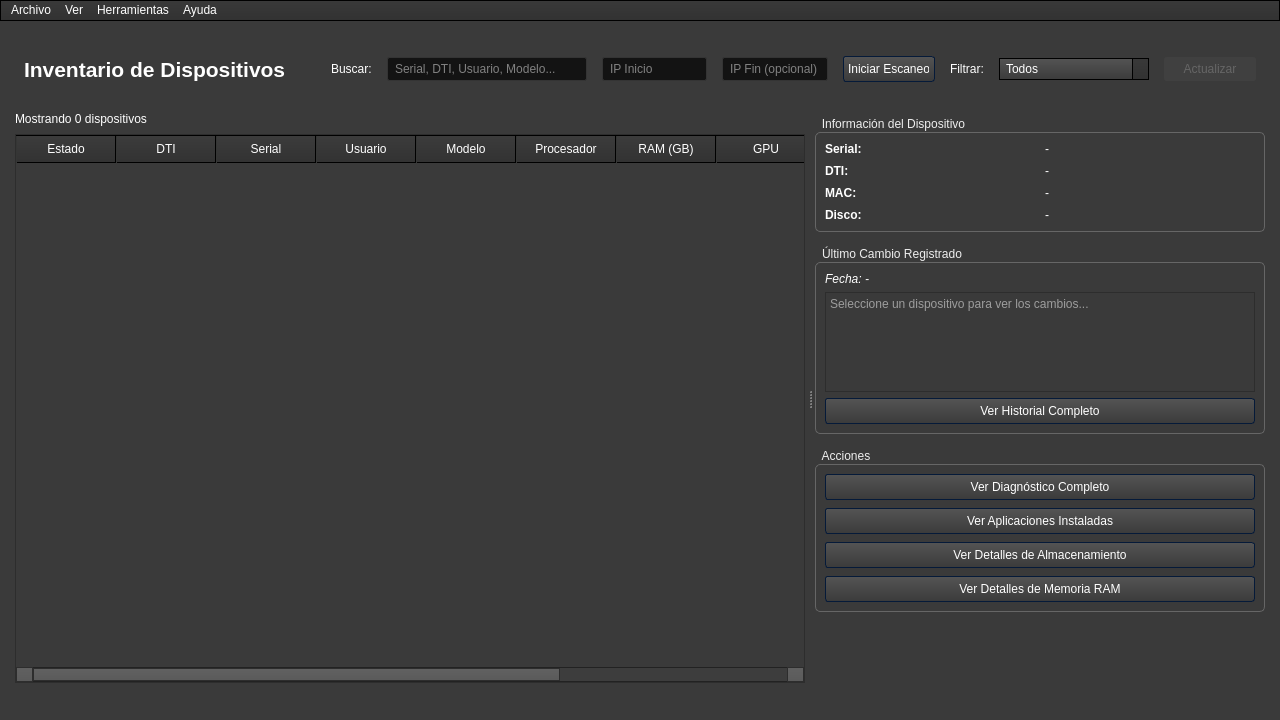
The window that src/ui/inventario.ui (Th3GaM3RCaT/specs-python) describes before a commit, drawn with Qt 5.
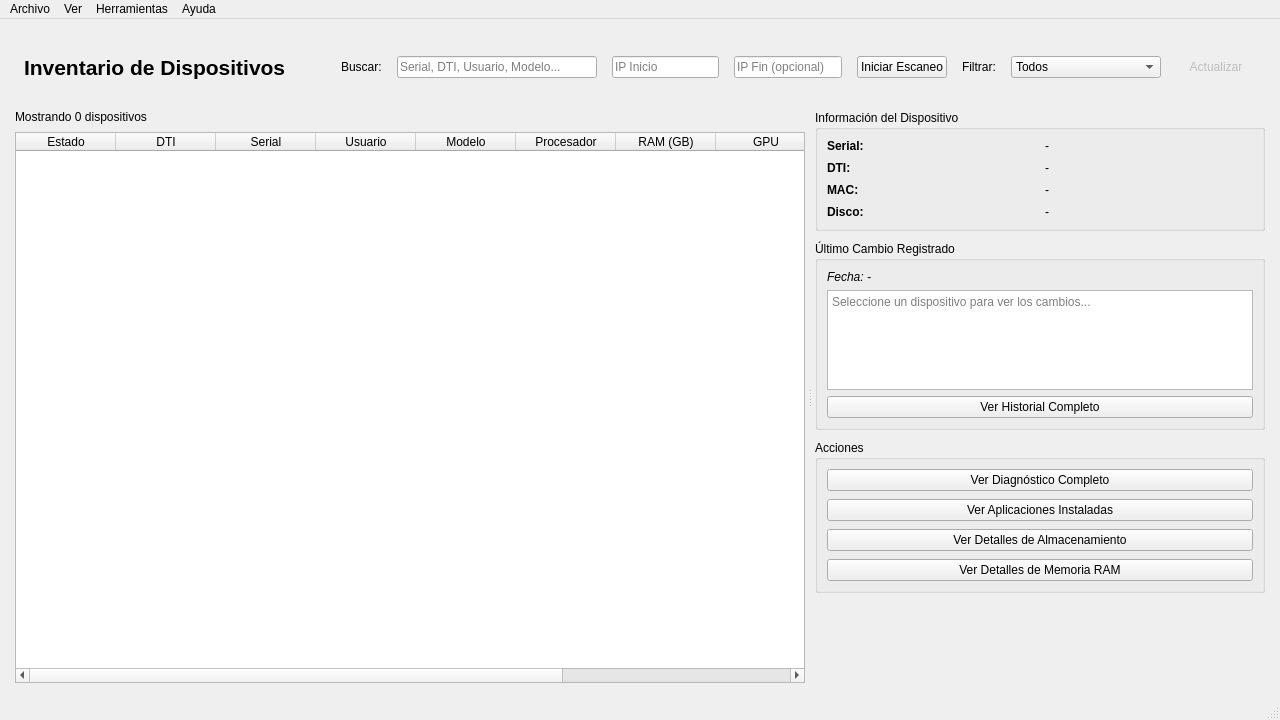
The same window after the commit. Icons and pictures are not drawn.

Patch:
```diff
--- a/src/ui/inventario.ui
+++ b/src/ui/inventario.ui
@@ -21,988 +21,7 @@
   </property>
   <property name="styleSheet">
    <string notr="true">
-   /*Copyright (c) DevSec Studio. All rights reserved.
-
-MIT License
-
-Permission is hereby granted, free of charge, to any person obtaining a copy
-of this software and associated documentation files (the &quot;Software&quot;), to deal
-in the Software without restriction, including without limitation the rights
-to use, copy, modify, merge, publish, distribute, sublicense, and/or sell
-copies of the Software, and to permit persons to whom the Software is
-furnished to do so, subject to the following conditions:
-
-The above copyright notice and this permission notice shall be included in all
-copies or substantial portions of the Software.
-
-THE SOFTWARE IS PROVIDED *AS IS*, WITHOUT WARRANTY OF ANY KIND, EXPRESS OR
-IMPLIED, INCLUDING BUT NOT LIMITED TO THE WARRANTIES OF MERCHANTABILITY,
-FITNESS FOR A PARTICULAR PURPOSE AND NONINFRINGEMENT. IN NO EVENT SHALL THE
-AUTHORS OR COPYRIGHT HOLDERS BE LIABLE FOR ANY CLAIM, DAMAGES OR OTHER
-LIABILITY, WHETHER IN AN ACTION OF CONTRACT, TORT OR OTHERWISE, ARISING FROM,
-OUT OF OR IN CONNECTION WITH THE SOFTWARE OR THE USE OR OTHER DEALINGS IN THE SOFTWARE.
-*/
-
-/*-----QWidget-----*/
-QWidget
-{
-	background-color: #3a3a3a;
-	color: #fff;
-	selection-background-color: #b78620;
-	selection-color: #000;
-
-}
-
-
-/*-----QLabel-----*/
-QLabel
-{
-	background-color: transparent;
-	color: #fff;
-
-}
-
-
-/*-----QMenuBar-----*/
-QMenuBar 
-{
-	background-color: qlineargradient(spread:repeat, x1:1, y1:0, x2:1, y2:1, stop:0 rgba(57, 57, 57, 255),stop:1 rgba(50, 50, 50, 255));
-	border: 1px solid #000;
-	color: #fff;
-
-}
-
-
-
-QMenuBar::item:selected 
-{
-	background-color: rgba(183, 134, 32, 20%);
-	border: 1px solid #b78620;
-	color: #fff;
-
-}
-
-
-QMenuBar::item:pressed 
-{
-	background-color: rgb(183, 134, 32);
-	border: 1px solid #b78620;
-	color: #fff;
-
-}
-
-
-/*-----QMenu-----*/
-QMenu
-{
-    background-color: qlineargradient(spread:repeat, x1:1, y1:0, x2:1, y2:1, stop:0 rgba(57, 57, 57, 255),stop:1 rgba(50, 50, 50, 255));
-    border: 1px solid #222;
-    padding: 4px;
-	color: #fff;
-
-}
-
-
-QMenu::item
-{
-    background-color: transparent;
-    padding: 2px 20px 2px 20px;
-
-}
-
-
-QMenu::separator
-{
-   	background-color: rgb(183, 134, 32);
-	height: 1px;
-
-}
-
-
-QMenu::item:disabled
-{
-    color: #555;
-    background-color: transparent;
-    padding: 2px 20px 2px 20px;
-
-}
-
-
-QMenu::item:selected
-{
-	background-color: rgba(183, 134, 32, 20%);
-	border: 1px solid #b78620;
-	color: #fff;
-
-}
-
-
-/*-----QToolBar-----*/
-QToolBar
-{
-	background-color: qlineargradient(spread:repeat, x1:1, y1:0, x2:1, y2:1, stop:0 rgba(69, 69, 69, 255),stop:1 rgba(58, 58, 58, 255));
-	border-top: none;
-	border-bottom: 1px solid #4f4f4f;
-	border-left: 1px solid #4f4f4f;
-	border-right: 1px solid #4f4f4f;
-
-}
-
-
-QToolBar::separator
-{
-	background-color: #2e2e2e;
-	width: 1px;
-
-}
-
-
-/*-----QToolButton-----*/
-QToolButton 
-{
-	background-color: transparent;
-	color: #fff;
-	padding: 5px;
-	padding-left: 8px;
-	padding-right: 8px;
-	margin-left: 1px;
-}
-
-
-QToolButton:hover
-{
-	background-color: rgba(183, 134, 32, 20%);
-	border: 1px solid #b78620;
-	color: #fff;
-	
-}
-
-
-QToolButton:pressed
-{
-	background-color: qlineargradient(spread:repeat, x1:1, y1:0, x2:1, y2:1, stop:0 rgba(57, 57, 57, 255),stop:1 rgba(50, 50, 50, 255));
-	border: 1px solid #b78620;
-
-}
-
-
-QToolButton:checked
-{
-	background-color: qlineargradient(spread:repeat, x1:1, y1:0, x2:1, y2:1, stop:0 rgba(57, 57, 57, 255),stop:1 rgba(50, 50, 50, 255));
-	border: 1px solid #222;
-}
-
-
-/*-----QPushButton-----*/
-QPushButton
-{
-	background-color: qlineargradient(spread:repeat, x1:1, y1:0, x2:1, y2:1, stop:0 rgba(84, 84, 84, 255),stop:1 rgba(59, 59, 59, 255));
-	color: #ffffff;
-	min-width: 80px;
-	border-style: solid;
-	border-width: 1px;
-	border-radius: 3px;
-	border-color: #051a39;
-	padding: 5px;
-
-}
-
-
-QPushButton::flat
-{
-	background-color: transparent;
-	border: none;
-	color: #fff;
-
-}
-
-
-QPushButton::disabled
-{
-	background-color: #404040;
-	color: #656565;
-	border-color: #051a39;
-
-}
-
-
-QPushButton::hover
-{
-	background-color: rgba(183, 134, 32, 20%);
-	border: 1px solid #b78620;
-
-}
-
-
-QPushButton::pressed
-{
-	background-color: qlineargradient(spread:repeat, x1:1, y1:0, x2:1, y2:1, stop:0 rgba(74, 74, 74, 255),stop:1 rgba(49, 49, 49, 255));
-	border: 1px solid #b78620;
-
-}
-
-
-QPushButton::checked
-{
-	background-color: qlineargradient(spread:repeat, x1:1, y1:0, x2:1, y2:1, stop:0 rgba(74, 74, 74, 255),stop:1 rgba(49, 49, 49, 255));
-	border: 1px solid #222;
-
-}
-
-
-/*-----QLineEdit-----*/
-QLineEdit
-{
-	background-color: #131313;
-	color : #eee;
-	border: 1px solid #343434;
-	border-radius: 2px;
-	padding: 3px;
-	padding-left: 5px;
-
-}
-
-
-/*-----QPlainTExtEdit-----*/
-QPlainTextEdit
-{
-	background-color: #131313;
-	color : #eee;
-	border: 1px solid #343434;
-	border-radius: 2px;
-	padding: 3px;
-	padding-left: 5px;
-
-}
-
-
-/*-----QTabBar-----*/
-QTabBar::tab
-{
-	background-color: qlineargradient(spread:repeat, x1:1, y1:0, x2:1, y2:1, stop:0 rgba(84, 84, 84, 255),stop:1 rgba(59, 59, 59, 255));
-	color: #ffffff;
-	border-style: solid;
-	border-width: 1px;
-	border-color: #666;
-	border-bottom: none;
-	padding: 5px;
-	padding-left: 15px;
-	padding-right: 15px;
-
-}
-
-
-QTabWidget::pane 
-{
-	background-color: red;
-	border: 1px solid #666;
-	top: 1px;
-
-}
-
-
-QTabBar::tab:last
-{
-	margin-right: 0; 
-
-}
-
-
-QTabBar::tab:first:!selected
-{
-	background-color: #0c0c0d;
-	margin-left: 0px;
-
-}
-
-
-QTabBar::tab:!selected
-{
-	color: #b1b1b1;
-	border-bottom-style: solid;
-	background-color: #0c0c0d;
-
-}
-
-
-QTabBar::tab:selected
-{
-	margin-bottom: 0px;
-
-}
-
-
-QTabBar::tab:!selected:hover
-{
-	border-top-color: #b78620;
-
-}
-
-
-/*-----QComboBox-----*/
-QComboBox
-{
-    background-color: qlineargradient(spread:repeat, x1:1, y1:0, x2:1, y2:1, stop:0 rgba(84, 84, 84, 255),stop:1 rgba(59, 59, 59, 255));
-    border: 1px solid #000;
-    padding-left: 6px;
-    color: #ffffff;
-    height: 20px;
-
-}
-
-
-QComboBox::disabled
-{
-	background-color: #404040;
-	color: #656565;
-	border-color: #051a39;
-
-}
-
-
-QComboBox:on
-{
-    background-color: #b78620;
-	color: #000;
-
-}
-
-
-QComboBox QAbstractItemView
-{
-    background-color: #383838;
-    color: #ffffff;
-    border: 1px solid black;
-    selection-background-color: #b78620;
-    outline: 0;
-
-}
-
-
-QComboBox::drop-down
-{
-	background-color: qlineargradient(spread:repeat, x1:1, y1:0, x2:1, y2:1, stop:0 rgba(57, 57, 57, 255),stop:1 rgba(50, 50, 50, 255));
-    subcontrol-origin: padding;
-    subcontrol-position: top right;
-    width: 15px;
-    border-left-width: 1px;
-    border-left-color: black;
-    border-left-style: solid; 
-
-}
-
-
-QComboBox::down-arrow
-{
-    image: url(://arrow-down.png);
-    width: 8px;
-    height: 8px;
-}
-
-
-/*-----QSpinBox and QDateTimeEdit-----*/
-QSpinBox,
-QDateTimeEdit 
-{
-    background-color: #131313;
-	color : #eee;
-	border: 1px solid #343434;
-	padding: 3px;
-	padding-left: 5px;
-    border-radius : 2px;
-
-}
-
-
-QSpinBox::up-button, 
-QDateTimeEdit::up-button
-{
-	border-top-right-radius:2px;
-	background-color: #777777;
-    width: 16px; 
-    border-width: 1px;
-
-}
-
-
-QSpinBox::up-button:hover, 
-QDateTimeEdit::up-button:hover
-{
-	background-color: #585858;
-
-}
-
-
-QSpinBox::up-button:pressed, 
-QDateTimeEdit::up-button:pressed
-{
-	background-color: #252525;
-    width: 16px; 
-    border-width: 1px;
-
-}
-
-
-QSpinBox::up-arrow,
-QDateTimeEdit::up-arrow
-{
-    image: url(://arrow-up.png);
-    width: 7px;
-    height: 7px;
-
-}
-
-
-QSpinBox::down-button, 
-QDateTimeEdit::down-button
-{
-	border-bottom-right-radius:2px;
-	background-color: #777777;
-    width: 16px; 
-    border-width: 1px;
-
-}
-
-
-QSpinBox::down-button:hover, 
-QDateTimeEdit::down-button:hover
-{
-	background-color: #585858;
-
-}
-
-
-QSpinBox::down-button:pressed, 
-QDateTimeEdit::down-button:pressed
-{
-	background-color: #252525;
-    width: 16px; 
-    border-width: 1px;
-
-}
-
-
-QSpinBox::down-arrow,
-QDateTimeEdit::down-arrow
-{
-    image: url(://arrow-down.png);
-    width: 7px;
-    height: 7px;
-
-}
-
-
-/*-----QGroupBox-----*/
-QGroupBox 
-{
-    border: 1px solid;
-    border-color: #666666;
-	border-radius: 5px;
-    margin-top: 20px;
-
-}
-
-
-QGroupBox::title  
-{
-    background-color: transparent;
-    color: #eee;
-    subcontrol-origin: margin;
-    padding: 5px;
-	border-top-left-radius: 3px;
-	border-top-right-radius: 3px;
-
-}
-
-
-/*-----QHeaderView-----*/
-QHeaderView::section
-{
-    background-color: qlineargradient(spread:repeat, x1:1, y1:0, x2:1, y2:1, stop:0 rgba(60, 60, 60, 255),stop:1 rgba(50, 50, 50, 255));
-	border: 1px solid #000;
-    color: #fff;
-    text-align: left;
-	padding: 4px;
-	
-}
-
-
-QHeaderView::section:disabled
-{
-    background-color: #525251;
-    color: #656565;
-
-}
-
-
-QHeaderView::section:checked
-{
-    background-color: qlineargradient(spread:repeat, x1:1, y1:0, x2:1, y2:1, stop:0 rgba(60, 60, 60, 255),stop:1 rgba(50, 50, 50, 255));
-    color: #fff;
-
-}
-
-
-QHeaderView::section::vertical::first,
-QHeaderView::section::vertical::only-one
-{
-    border-top: 1px solid #353635;
-
-}
-
-
-QHeaderView::section::vertical
-{
-    border-top: 1px solid #353635;
-
-}
-
-
-QHeaderView::section::horizontal::first,
-QHeaderView::section::horizontal::only-one
-{
-    border-left: 1px solid #353635;
-
-}
-
-
-QHeaderView::section::horizontal
-{
-    border-left: 1px solid #353635;
-
-}
-
-
-QTableCornerButton::section
-{
-    background-color: qlineargradient(spread:repeat, x1:1, y1:0, x2:1, y2:1, stop:0 rgba(60, 60, 60, 255),stop:1 rgba(50, 50, 50, 255));
-	border: 1px solid #000;
-    color: #fff;
-
-}
-
-
-/*-----QTreeWidget-----*/
-QTreeView
-{
-	show-decoration-selected: 1;
-	alternate-background-color: #3a3a3a;
-	selection-color: #fff;
-	background-color: #2d2d2d;
-	border: 1px solid gray;
-	padding-top : 5px;
-	color: #fff;
-	font: 8pt;
-
-}
-
-
-QTreeView::item:selected
-{
-	color:#fff;
-	background-color: #b78620;
-	border-radius: 0px;
-
-}
-
-
-QTreeView::item:!selected:hover
-{
-    background-color: #262626;
-    border: none;
-    color: white;
-
-}
-
-
-QTreeView::branch:has-children:!has-siblings:closed,
-QTreeView::branch:closed:has-children:has-siblings 
-{
-	image: url(://tree-closed.png);
-
-}
-
-
-QTreeView::branch:open:has-children:!has-siblings,
-QTreeView::branch:open:has-children:has-siblings  
-{
-	image: url(://tree-open.png);
-
-}
-
-
-/*-----QListView-----*/
-QListView 
-{
-	background-color: qlineargradient(spread:repeat, x1:1, y1:0, x2:1, y2:1, stop:0 rgba(83, 83, 83, 255),stop:0.293269 rgba(81, 81, 81, 255),stop:0.634615 rgba(79, 79, 79, 255),stop:1 rgba(83, 83, 83, 255));
-    border : none;
-    color: white;
-    show-decoration-selected: 1; 
-    outline: 0;
-	border: 1px solid gray;
-
-}
-
-
-QListView::disabled 
-{
-	background-color: #656565;
-	color: #1b1b1b;
-    border: 1px solid #656565;
-
-}
-
-
-QListView::item 
-{
-	background-color: #2d2d2d;
-    padding: 1px;
-
-}
-
-
-QListView::item:alternate 
-{
-    background-color: #3a3a3a;
-
-}
-
-
-QListView::item:selected 
-{
-	background-color: #b78620;
-	border: 1px solid #b78620;
-	color: #fff;
-
-}
-
-
-QListView::item:selected:!active 
-{
-	background-color: #b78620;
-	border: 1px solid #b78620;
-	color: #fff;
-
-}
-
-
-QListView::item:selected:active 
-{
-	background-color: #b78620;
-	border: 1px solid #b78620;
-	color: #fff;
-
-}
-
-
-QListView::item:hover {
-    background-color: #262626;
-    border: none;
-    color: white;
-
-}
-
-
-/*-----QCheckBox-----*/
-QCheckBox
-{
-	background-color: transparent;
-    color: lightgray;
-	border: none;
-
-}
-
-
-QCheckBox::indicator
-{
-    background-color: #323232;
-    border: 1px solid darkgray;
-    width: 12px;
-    height: 12px;
-
-}
-
-
-QCheckBox::indicator:checked
-{
-    image:url(&quot;./ressources/check.png&quot;);
-	background-color: #b78620;
-    border: 1px solid #3a546e;
-
-}
-
-
-QCheckBox::indicator:unchecked:hover
-{
-	border: 1px solid #b78620; 
-
-}
-
-
-QCheckBox::disabled
-{
-	color: #656565;
-
-}
-
-
-QCheckBox::indicator:disabled
-{
-	background-color: #656565;
-	color: #656565;
-    border: 1px solid #656565;
-
-}
-
-
-/*-----QRadioButton-----*/
-QRadioButton 
-{
-	color: lightgray;
-	background-color: transparent;
-
-}
-
-
-QRadioButton::indicator::unchecked:hover 
-{
-	background-color: lightgray;
-	border: 2px solid #b78620;
-	border-radius: 6px;
-}
-
-
-QRadioButton::indicator::checked 
-{
-	border: 2px solid #b78620;
-	border-radius: 6px;
-	background-color: rgba(183,134,32,20%);  
-	width: 9px; 
-	height: 9px; 
-
-}
-
-
-/*-----QSlider-----*/
-QSlider::groove:horizontal 
-{
-	background-color: transparent;
-	height: 3px;
-
-}
-
-
-QSlider::sub-page:horizontal 
-{
-	background-color: #b78620;
-
-}
-
-
-QSlider::add-page:horizontal 
-{
-	background-color: #131313;
-
-}
-
-
-QSlider::handle:horizontal 
-{
-	background-color: #b78620;
-	width: 14px;
-	margin-top: -6px;
-	margin-bottom: -6px;
-	border-radius: 6px;
-
-}
-
-
-QSlider::handle:horizontal:hover 
-{
-	background-color: #d89e25;
-	border-radius: 6px;
-
-}
-
-
-QSlider::sub-page:horizontal:disabled 
-{
-	background-color: #bbb;
-	border-color: #999;
-
-}
-
-
-QSlider::add-page:horizontal:disabled 
-{
-	background-color: #eee;
-	border-color: #999;
-
-}
-
-
-QSlider::handle:horizontal:disabled 
-{
-	background-color: #eee;
-	border: 1px solid #aaa;
-	border-radius: 3px;
-
-}
-
-
-/*-----QScrollBar-----*/
-QScrollBar:horizontal
-{
-    border: 1px solid #222222;
-    background-color: #3d3d3d;
-    height: 15px;
-    margin: 0px 16px 0 16px;
-
-}
-
-
-QScrollBar::handle:horizontal
-{
-	background-color: qlineargradient(spread:repeat, x1:1, y1:0, x2:1, y2:1, stop:0 rgba(97, 97, 97, 255),stop:1 rgba(90, 90, 90, 255));
-	border: 1px solid #2d2d2d;
-    min-height: 20px;
-
-}
-
-
-QScrollBar::add-line:horizontal
-{
-	background-color: qlineargradient(spread:repeat, x1:1, y1:0, x2:1, y2:1, stop:0 rgba(97, 97, 97, 255),stop:1 rgba(90, 90, 90, 255));
-	border: 1px solid #2d2d2d;
-    width: 15px;
-    subcontrol-position: right;
-    subcontrol-origin: margin;
-
-}
-
-
-QScrollBar::sub-line:horizontal
-{
-	background-color: qlineargradient(spread:repeat, x1:1, y1:0, x2:1, y2:1, stop:0 rgba(97, 97, 97, 255),stop:1 rgba(90, 90, 90, 255));
-	border: 1px solid #2d2d2d;
-    width: 15px;
-    subcontrol-position: left;
-    subcontrol-origin: margin;
-
-}
-
-
-QScrollBar::right-arrow:horizontal
-{
-    image: url(://arrow-right.png);
-    width: 6px;
-    height: 6px;
-
-}
-
-
-QScrollBar::left-arrow:horizontal
-{
-    image: url(://arrow-left.png);
-    width: 6px;
-    height: 6px;
-
-}
-
-
-QScrollBar::add-page:horizontal, QScrollBar::sub-page:horizontal
-{
-    background: none;
-
-}
-
-
-QScrollBar:vertical
-{
-    background-color: #3d3d3d;
-    width: 16px;
-	border: 1px solid #2d2d2d;
-    margin: 16px 0px 16px 0px;
-
-}
-
-
-QScrollBar::handle:vertical
-{
-    background-color: qlineargradient(spread:repeat, x1:1, y1:0, x2:1, y2:1, stop:0 rgba(97, 97, 97, 255),stop:1 rgba(90, 90, 90, 255));
-	border: 1px solid #2d2d2d;
-    min-height: 20px;
-
-}
-
-
-QScrollBar::add-line:vertical
-{
-	background-color: qlineargradient(spread:repeat, x1:1, y1:0, x2:1, y2:1, stop:0 rgba(97, 97, 97, 255),stop:1 rgba(90, 90, 90, 255));
-	border: 1px solid #2d2d2d;
-    height: 15px;
-    subcontrol-position: bottom;
-    subcontrol-origin: margin;
-
-}
-
-
-QScrollBar::sub-line:vertical
-{
-	background-color: qlineargradient(spread:repeat, x1:1, y1:0, x2:1, y2:1, stop:0 rgba(97, 97, 97, 255),stop:1 rgba(90, 90, 90, 255));
-	border: 1px solid #2d2d2d;
-    height: 15px;
-    subcontrol-position: top;
-    subcontrol-origin: margin;
-
-}
-
-
-QScrollBar::up-arrow:vertical
-{
-    image: url(://arrow-up.png);
-    width: 6px;
-    height: 6px;
-
-}
-
-
-QScrollBar::down-arrow:vertical
-{
-    image: url(://arrow-down.png);
-    width: 6px;
-    height: 6px;
-
-}
-
-
-QScrollBar::add-page:vertical, QScrollBar::sub-page:vertical
-{
-    background: none;
-
-}
-
-
-/*-----QProgressBar-----*/
-QProgressBar
-{
-    border: 1px solid #666666;
-    text-align: center;
-	color: #000;
-	font-weight: bold;
-
-}
-
-
-QProgressBar::chunk
-{
-    background-color: #b78620;
-    width: 30px;
-    margin: 0.5px;
-
-}
-
-
+  @import url("Combinear.qss");
 </string>
   </property>
   <widget class="QWidget" name="centralwidget">
```
